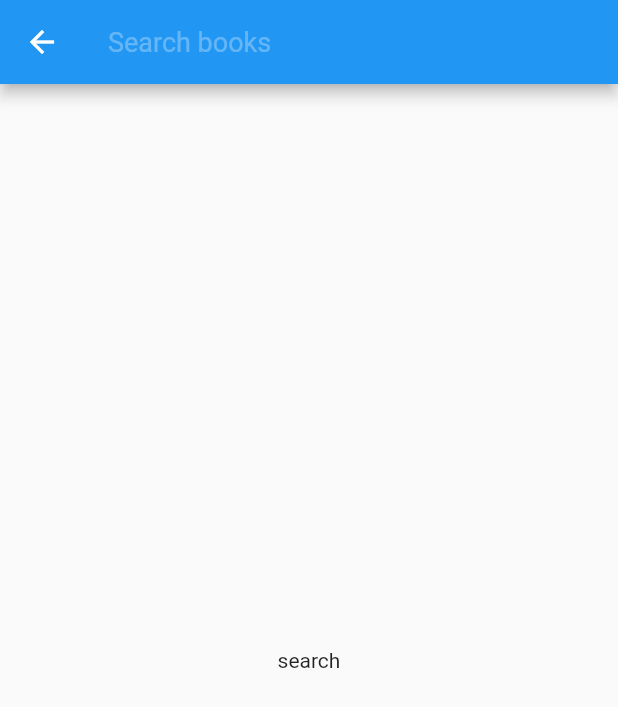
After one commit to creatint/light, a Flutter app: the Search screen opened by its route, on a phone screen of 412 x 824 dp. The commit adds this screen. Shown: the top 707 px of the screen. Run offline on Flutter 3.47's test engine with Material 2 defaults, Android fonts, the phone set to English and light mode, and no system bars.

Commit message:
Add Search.

```diff
--- a/lib/pages/app.dart
+++ b/lib/pages/app.dart
@@ -1,6 +1,7 @@
 import 'package:flutter/material.dart';
 import 'home.dart';
 import 'import_local.dart';
+import 'search.dart';
 
 class App extends StatefulWidget {
   @override
@@ -14,7 +15,8 @@ class _AppState extends State<App> {
     return new MaterialApp(
       home: new Home(),
       routes: <String, WidgetBuilder> {
-        'importLocal': (BuildContext context) => new ImportLocal()
+        'importLocal': (BuildContext context) => new ImportLocal(),
+        'search': (BuildContext context) => new Search(),
       },
     );
   }
--- /dev/null
+++ b/lib/pages/search.dart
@@ -0,0 +1,40 @@
+import 'package:flutter/material.dart';
+
+class Search extends StatefulWidget {
+  @override
+  _SearchState createState() => _SearchState();
+}
+
+class _SearchState extends State<Search> {
+  final TextEditingController controller = new TextEditingController();
+
+  void handleSubmit(String text) {
+    print('handleSubmit');
+  }
+
+  void handleChange(String text) {
+    print('handleChange');
+  }
+
+  @override
+  Widget build(BuildContext context) {
+    return new Scaffold(
+      appBar: new AppBar(
+        title: new TextField(
+          controller: controller,
+          style: new TextStyle(color: Colors.white70, fontSize: 18.0),
+          onSubmitted: handleSubmit,
+          onChanged: handleChange,
+          decoration: new InputDecoration(
+            hintText: 'Search books',
+            hintStyle: new TextStyle(color: Colors.white30),
+            border: InputBorder.none
+          ),
+        ),
+      ),
+      body: new Center(
+        child: new Text('search'),
+      ),
+    );
+  }
+}
--- a/lib/pages/shelf.dart
+++ b/lib/pages/shelf.dart
@@ -16,7 +16,9 @@ class _ShelfState extends State<Shelf> {
   }
 
   /// open search page
-  void handleSearch() {}
+  void handleSearch() {
+    Navigator.pushNamed(context, 'search');
+  }
 
   @override
   Widget build(BuildContext context) {
```
